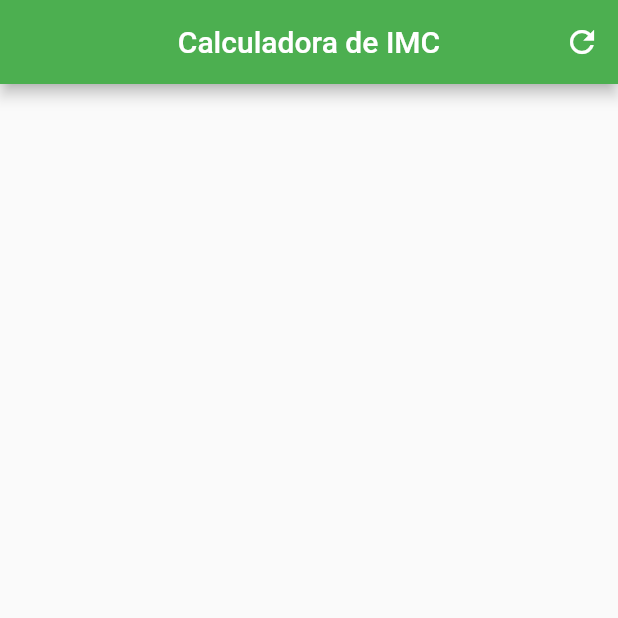
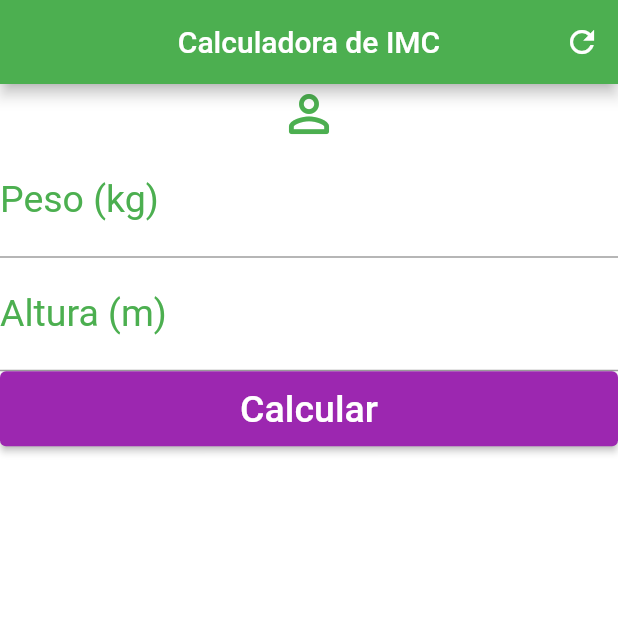
Before and after one commit to ClaudioSiervi/flutter-apps-studies, a Flutter app: the screen it shows after launch, on a phone screen of 412 x 824 dp, the top half of it. Run offline on Flutter 3.47's test engine with Material 2 defaults, Android fonts, the phone set to English and light mode, and no system bars.

Commit message:
adiciona coluna com textField e ElevatedButton

```diff
--- a/calculadora_de_imc/lib/main.dart
+++ b/calculadora_de_imc/lib/main.dart
@@ -1,12 +1,10 @@
 import 'package:flutter/material.dart';
 
-main(){
+main() {
   runApp(MaterialApp(
     home: Home(),
   ));
 }
-
-
 
 class Home extends StatefulWidget {
   const Home({Key? key}) : super(key: key);
@@ -19,12 +17,50 @@ class _HomeState extends State<Home> {
   @override
   Widget build(BuildContext context) {
     return Scaffold(
+      backgroundColor: Colors.white,
       appBar: AppBar(
-        title:Text("Calculadora de IMC") ,
+        title: Text("Calculadora de IMC"),
         centerTitle: true,
         backgroundColor: Colors.green,
-        actions: [
-          IconButton(onPressed: (){}, icon: Icon(Icons.refresh_sharp))
+        actions: <Widget>[
+          IconButton(onPressed: () {}, icon: Icon(Icons.refresh_sharp)),
+        ],
+      ),
+      body: Column(
+        crossAxisAlignment: CrossAxisAlignment.stretch,
+        children: <Widget>[
+          Icon(
+            Icons.person_outline_rounded,
+            size: 40.0,
+            color: Colors.green,
+          ),
+          TextField(
+            keyboardType: TextInputType.number,
+            decoration: InputDecoration(
+                labelText: "Peso (kg)",
+                labelStyle: TextStyle(color: Colors.green)),
+            textAlign: TextAlign.center,
+            style: TextStyle(color: Colors.green, fontSize: 25.0),
+          ),
+          TextField(
+            keyboardType: TextInputType.number,
+            decoration: InputDecoration(
+                labelText: "Altura (m)",
+                labelStyle: TextStyle(color: Colors.green)),
+            textAlign: TextAlign.center,
+            style: TextStyle(color: Colors.green, fontSize: 25.0),
+          ),
+          Container(height: 50.0,
+          child:  ElevatedButton(
+            onPressed: () {},
+            child: Text(
+              "Calcular",
+              style: TextStyle(color: Colors.white, fontSize: 25.0),),
+            style: ElevatedButton.styleFrom(
+              primary: Colors.purple,
+            ),
+          ),)
+
         ],
       ),
     );
```
Also changed, not shown: 1 other file.
